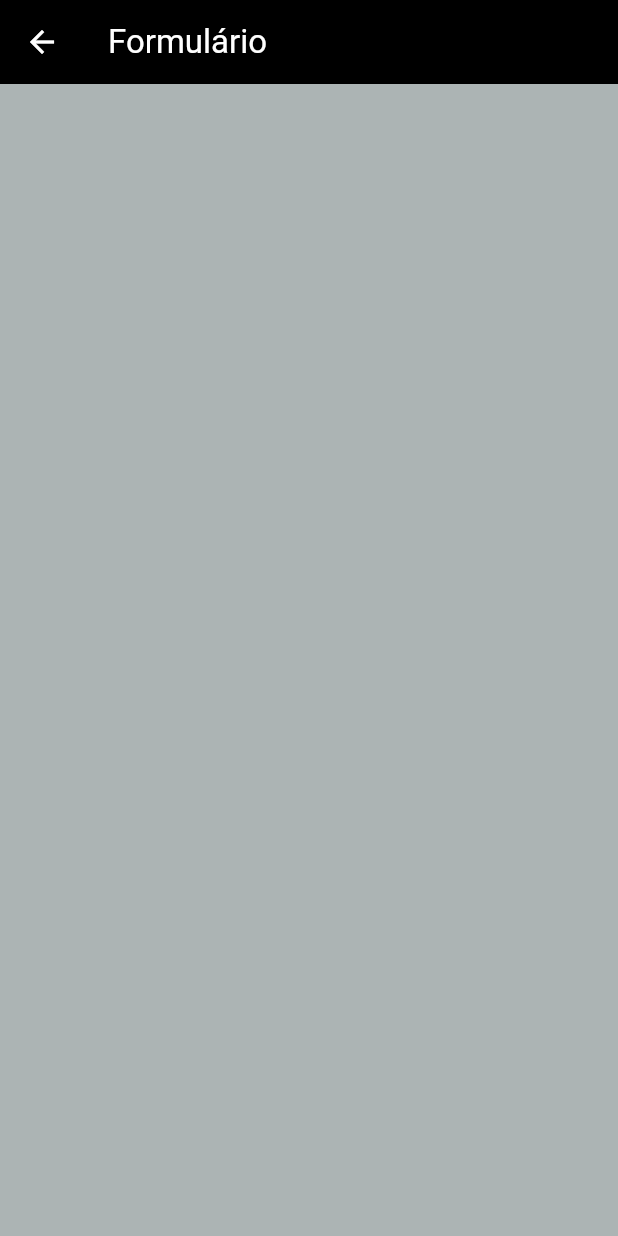
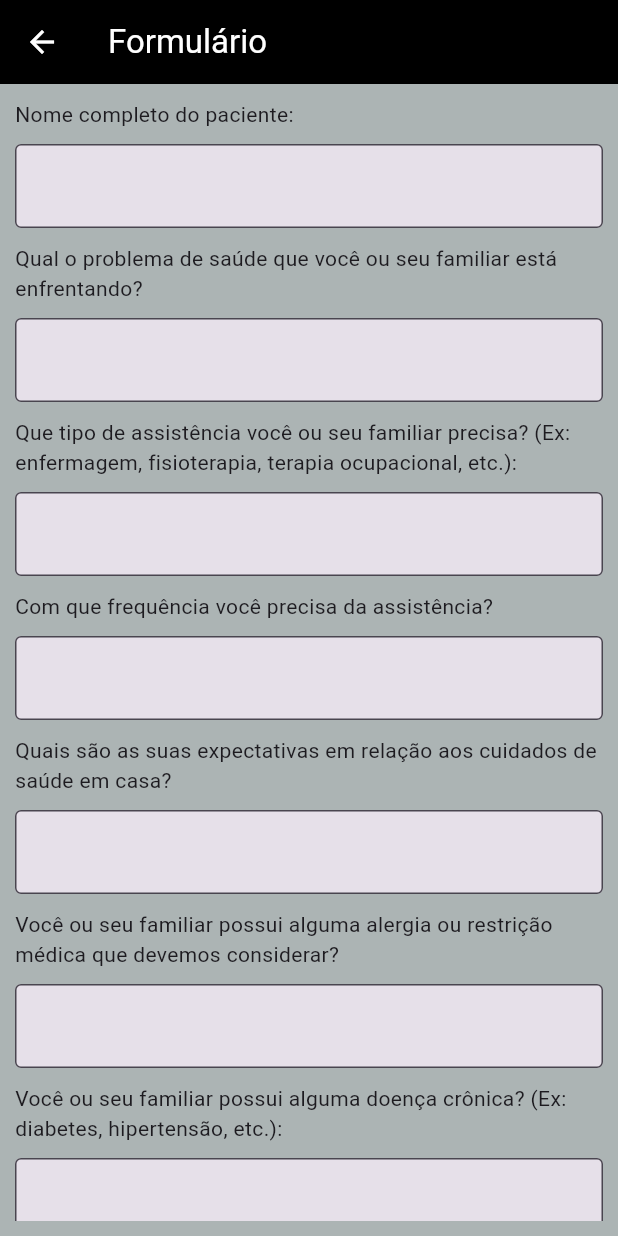
Before and after one commit to wastedy/HealthApp, a Flutter app: the FormPage screen opened directly, on a phone screen of 412 x 824 dp. Run offline on Flutter 3.47's test engine with Material 3 defaults, Android fonts, the phone set to English and light mode, and no system bars; our stand-ins replace cloud_firestore, firebase_auth, firebase_core, flutter_svg, google_sign_in, shared_preferences; accounts and stored records are empty; generated files the repository leaves out were written again.

Commit message:
Form Page 1.1

```diff
--- a/lib/mainpage.dart
+++ b/lib/mainpage.dart
@@ -2,7 +2,7 @@ import 'package:cloud_firestore/cloud_firestore.dart';
 import 'package:firebase_auth/firebase_auth.dart';
 import 'package:flutter/material.dart';
 import 'package:flutter_svg/flutter_svg.dart';
-import 'package:healthapp/models/form_fields_model.dart';
+import 'package:healthapp/models/form_fields_items.dart';
 
 class MainPage extends StatefulWidget {
   const MainPage({super.key, this.userData});
@@ -150,23 +150,60 @@ class FormPage extends StatefulWidget {
 }
 
 class _FormPageState extends State<FormPage> {
+  final _formKey = GlobalKey<FormState>();
   Color appbarColor = Colors.black;
   Color backgroundColor = Color.fromRGBO(172, 180, 180, 100);
   Color appbarForegroundColor = Colors.white;
+  late final List<TextEditingController> _controllers = List.generate(formFieldsItems.length, (i) => TextEditingController());
+
+  List<Widget> formBuilder({required String label, required controller}) {
+    return [Text(label), TextFormField(
+        controller: controller,
+        decoration: InputDecoration(
+          filled: true,
+          border: OutlineInputBorder(),
+        ),
+      )
+    ];
+
+  }
 
   @override
   Widget build(BuildContext context) {
     return Scaffold(
       appBar: AppBar(title: Text("Formulário"), backgroundColor: appbarColor, foregroundColor: appbarForegroundColor,),
       backgroundColor: backgroundColor,
-      body: SingleChildScrollView(
-        child: Column(
-          children: [
+      body: Form(key: _formKey,
+        child:
+          Padding(padding: EdgeInsetsGeometry.all(10),
+            child: ListView(children: [
 
-            ]
-          ,
-        ),
-      )
-    );
+              ListView.builder(
+                shrinkWrap: true,
+                physics: NeverScrollableScrollPhysics(),
+                itemCount: formFieldsItems.length,
+                itemBuilder: ((context, index) {
+                  final widgetinfo = formFieldsItems[index];
+                  final widget = formBuilder(label: widgetinfo['label'], controller: _controllers[index]);
+                  return Padding(padding: EdgeInsetsGeometry.only(bottom: 10),
+                    child:
+                      Column(spacing: 10, crossAxisAlignment: CrossAxisAlignment.start,
+                        children: [
+                          widget[0],
+                          widget[1]
+                        ],
+                      ),
+                  );
+                })
+              ),
+
+              TextButton(style: ButtonStyle(backgroundColor: WidgetStatePropertyAll(Colors.green)),onPressed: null, child: Text("Enviar", style: TextStyle(color: Colors.black, fontSize: 20),)),
+
+            ])
+          ),
+          ),
+
+
+      );
   }
 }
--- /dev/null
+++ b/lib/models/form_fields_items.dart
@@ -0,0 +1,42 @@
+List<Map<String, dynamic>> formFieldsItems = [
+  {
+    'label': "Nome completo do paciente:",
+    'inputType': "TextField",
+  },
+  {
+    'label': "Qual o problema de saúde que você ou seu familiar está enfrentando?",
+    'inputType': "TextField",
+  },
+  {
+    'label': "Que tipo de assistência você ou seu familiar precisa? (Ex: enfermagem, fisioterapia, terapia ocupacional, etc.):",
+    'inputType': 'TextField',
+  },
+  {
+    'label': "Com que frequência você precisa da assistência?",
+    'inputType': 'TextField',
+  },
+  {
+    'label': "Quais são as suas expectativas em relação aos cuidados de saúde em casa?",
+    'inputType': 'TextField',
+  },
+  {
+    'label': "Você ou seu familiar possui alguma alergia ou restrição médica que devemos considerar?",
+    'inputType': 'TextField',
+  },
+  {
+    'label': "Você ou seu familiar possui alguma doença crônica? (Ex: diabetes, hipertensão, etc.):",
+    'inputType': 'TextField',
+  },
+  {
+    'label': "Quais são as suas principais dificuldades ou desafios em relação à assistência em casa?",
+    'inputType': 'TextField',
+  },
+  {
+    'label': "Você já utilizou serviços de saúde domiciliar antes? Se sim, quais foram as suas experiências?",
+    'inputType': 'TextField',
+  },
+  {
+    'label': "Você tem algum familiar ou amigo que possa auxiliá-lo(a) nos cuidados?",
+    'inputType': 'TextField',
+  },
+];
--- a/lib/models/form_fields_model.dart
+++ /dev/null
@@ -1,25 +0,0 @@
-class FormFieldsModel {
-  String title, inputType;
-  FormFieldsModel({required this.title, required this.inputType});
-}
-
-List<FormFieldsModel> formFieldsItems = [
-  FormFieldsModel(
-    title: "Nome Completo:",
-    inputType: "InputField",
-
-  ),
-  FormFieldsModel(
-    title: "Qual o problema de saúde que você ou seu familiar está enfrentando?",
-    inputType: "InputField"
-  ),
-  FormFieldsModel(
-    title: "Que tipo de assistência você ou seu familiar precisa? (Ex: enfermagem, fisioterapia, terapia ocupacional, etc.):",
-    inputType: "OptionField"
-  ),
-  FormFieldsModel(
-    title: "Com que frequência você precisa da assistência?",
-    inputType: "OptionField"
-  ),
-
-];
--- a/lib/models/input_field_model.dart
+++ /dev/null
@@ -1,3 +0,0 @@
-class InputFieldModel {
-
-}
--- a/lib/registerpage.dart
+++ b/lib/registerpage.dart
@@ -112,7 +112,7 @@ class _RegisterPageState extends State<RegisterPage> {
       icon = Icon(Icons.edit_calendar_rounded);
       readOnly = true;
       onPressed = () async {
-        DateTime? selectedDate = await showDatePicker(context: context, firstDate: DateTime(1925), lastDate: today, fieldHintText: "mm/dd/aaaa");
+        DateTime? selectedDate = await showDatePicker(keyboardType: TextInputType.datetime, context: context, firstDate: DateTime(1925), lastDate: today, fieldHintText: "mm/dd/aaaa");
         if (selectedDate != null) {
           var day = selectedDate.day.toString();
           var month = selectedDate.month.toString();
```
Also changed, not shown: 5 other files.
